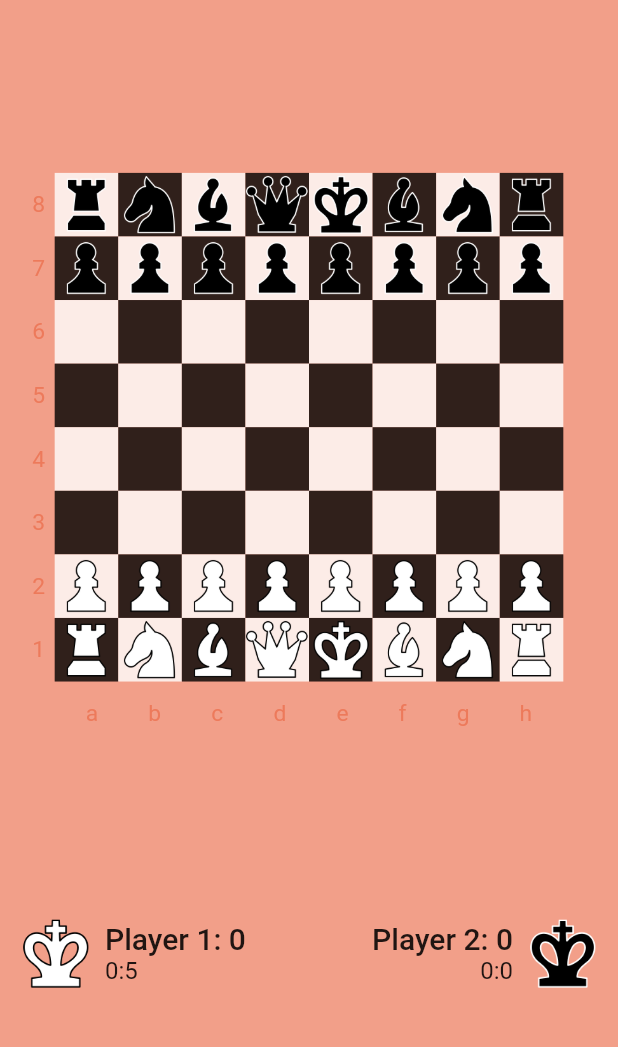
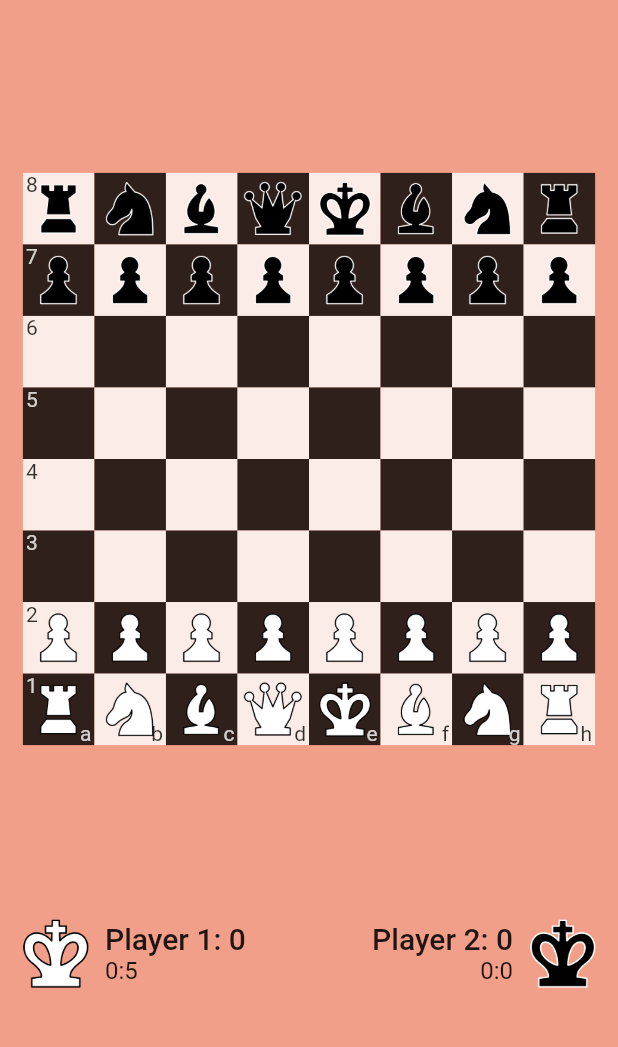
Before and after one commit to 1998apoorvmalik/flutter-chess, a Flutter app: the GameScreen screen opened directly, after a tap on "Menu", after a tap on "Undo", on a phone screen of 412 x 824 dp, the part 159-1206 px from its top. Run offline on Flutter 3.47's test engine with Material 2 defaults, Android fonts, the phone set to English and light mode, and no system bars; Roboto replaces fonts that are missing (Georgia).

Commit message:
Updated logic and fixed board

```diff
--- a/lib/controller/controller.dart
+++ b/lib/controller/controller.dart
@@ -1,4 +1,5 @@
 // Imports
+import 'package:flutter/material.dart';
 import 'package:flutter_chess/controller/enums.dart';
 import 'package:flutter_chess/controller/move.dart';
 import 'package:flutter_chess/controller/utility.dart';
@@ -20,14 +21,16 @@ class ChessController {
 
   final List<GamePiece?> _board = [];
 
-  late bool _isWhiteTurn;
   late PieceColor _currentTurnColor;
   late bool _isGameEnded;
-  late final List<GameMove> _legalMoves;
+  final List<GameMove> _legalMoves = [];
+
+  late final VoidCallback? sceneRefreshCallback;
 
   // Getter for private properties.
   List<GamePiece?> get board => _board;
-  bool get isWhiteTurn => _isWhiteTurn;
+  bool get isWhiteTurn => _currentTurnColor == PieceColor.white ? true : false;
+  bool get isBlackTurn => _currentTurnColor == PieceColor.black ? true : false;
   bool get isGameEnded => _isGameEnded;
   PieceColor get currentTurnColor => _currentTurnColor;
   List<GameMove> get legalMoves => _legalMoves;
@@ -39,7 +42,6 @@ class ChessController {
 
   /// Used to reset the current game session.
   void reset() {
-    _isWhiteTurn = true;
     _isGameEnded = false;
     _currentTurnColor = PieceColor.white;
     _updateLegalMoves();
@@ -53,11 +55,34 @@ class ChessController {
         legalMoves.addAll(piece.getMovementLocations(_board));
       }
     }
-    _legalMoves = legalMoves;
+
+    _legalMoves.clear();
+    _legalMoves.addAll(legalMoves);
   }
 
+  /// Plays the legal game move.
   void playMove(GameMove move) {
-    print('played');
+    if (_legalMoves.contains(move)) {
+      // Moves the piece to final location.
+      _board[Utility.convertLocationToBoardIndex(move.finalLocation)] =
+          _board[Utility.convertLocationToBoardIndex(move.initialLocation)];
+
+      // Set game piece at initial location to null.
+      _board[Utility.convertLocationToBoardIndex(move.initialLocation)] = null;
+
+      // Execute scene refresh callback.
+      if (sceneRefreshCallback != null) {
+        sceneRefreshCallback!();
+      }
+
+      // Update current turn.
+      _currentTurnColor = _currentTurnColor == PieceColor.white
+          ? PieceColor.black
+          : PieceColor.white;
+
+      // Update legal moves.
+      _updateLegalMoves();
+    }
   }
 
   void _initializeFromFen(String fen) {
--- a/lib/controller/movement.dart
+++ b/lib/controller/movement.dart
@@ -33,7 +33,7 @@ class Movement {
   static Movement getPawnMovement() => Movement(
         directionalOffsets: allDirectionalOffsets.sublist(1, 2),
         maxStep: 1,
-        mirrorDirection: false,
+        mirrorDirection: true,
       );
 
   Movement({
--- a/lib/screens/game/game_screen.dart
+++ b/lib/screens/game/game_screen.dart
@@ -267,7 +267,7 @@ class _GameScreenState extends State<GameScreen> {
                 children: [
                   ChessBoard(
                       controller: chessController,
-                      agentPlayingColor:
+                      opponentColor:
                           widget.isSinglePlayer ? PieceColor.black : null,
                       size: _boardSize)
                 ],
--- a/lib/widgets/chess_board/chess_board.dart
+++ b/lib/widgets/chess_board/chess_board.dart
@@ -1,5 +1,4 @@
 import 'package:flutter/material.dart';
-import 'package:flutter_chess/constants.dart';
 import 'package:flutter_chess/controller/controller.dart';
 import 'package:flutter_chess/widgets/chess_board/chess_board_cell.dart';
 
@@ -7,12 +6,12 @@ class ChessBoard extends StatefulWidget {
   const ChessBoard(
       {Key? key,
       required this.controller,
-      this.agentPlayingColor = PieceColor.black,
+      this.opponentColor = PieceColor.black,
       this.size = 800})
       : super(key: key);
 
   final ChessController controller;
-  final PieceColor? agentPlayingColor;
+  final PieceColor? opponentColor;
   final double size;
 
   @override
@@ -25,7 +24,10 @@ class _ChessBoardState extends State<ChessBoard> {
   late List<ChessBoardCell> cells;
 
   void onCellTap(ChessBoardCell cell) {
+    PieceColor? cellColor = widget.controller.board[cell.index]?.pieceColor;
     // If no cell is selected, select a cell.
+    if (_selectedCell != null ||
+        (cellColor != null && cellColor != widget.opponentColor)) {
       if (_selectedCell == null) {
         setState(() {
           _selectedCell = cell;
@@ -51,25 +53,21 @@ class _ChessBoardState extends State<ChessBoard> {
         onCellTap(cell);
       }
     }
+  }
 
   // This method highlights the tapped cell.
   void _highlightSelectedCell() {
-    if (_selectedCell != null) {
     cells[_selectedCell!.index] = _selectedCell!.copyWith(
         cellMode: ChessBoardCellMode.selected,
         pieceType: _selectedCell!.pieceType,
         pieceColor: _selectedCell!.pieceColor);
-    }
   }
 
   // This method will highlight valid next move cells for a selected piece.
   void _highlightValidMovesForSelectedCell() {
     // Check if the selected cell is not empty.
     if (_selectedCell!.pieceType != null &&
-        widget.agentPlayingColor !=
-            (widget.controller.isWhiteTurn
-                ? PieceColor.white
-                : PieceColor.black)) {
+        widget.opponentColor != widget.controller.currentTurnColor) {
       widget.controller
           .getLegalMovesForSelectedLocation(_selectedCell!.cellLocation)
           .forEach((move) {
@@ -88,7 +86,7 @@ class _ChessBoardState extends State<ChessBoard> {
 
   void _playMove(GameMove move) {
     if (_selectedCell != null &&
-        widget.agentPlayingColor !=
+        widget.opponentColor !=
             (widget.controller.isWhiteTurn
                 ? PieceColor.white
                 : PieceColor.black)) {
@@ -104,99 +102,40 @@ class _ChessBoardState extends State<ChessBoard> {
   // Updates the scene board configuration corresponding to the latest controller board.
   void _refreshBoard() {
     setState(() {
-      cells = List.generate(
-        64,
-        (index) => ChessBoardCell(
+      cells = List.generate(64, (index) {
+        return ChessBoardCell(
           index: index,
           onTapCallback: onCellTap,
+          cellLabelBottom:
+              index > 55 ? Utility.files[index - 56].toString() : '',
+          cellLabelTop:
+              index % 8 == 0 ? Utility.ranks[7 - (index ~/ 8)].toString() : '',
           pieceType: widget.controller.board[index]?.pieceType,
           pieceColor: widget.controller.board[index]?.pieceColor,
-        ),
         );
+      });
     });
   }
 
   @override
   void initState() {
     _refreshBoard();
-    // widget.controller.sceneRefreshCallback = () {
-    //   _refreshBoard();
-    // };
+    widget.controller.sceneRefreshCallback = () {
+      _refreshBoard();
+    };
     super.initState();
   }
 
   @override
   Widget build(BuildContext context) {
-    final double _sizeQuantizer = (widget.size / 100);
-
     return SizedBox(
       height: widget.size,
       width: widget.size,
-      child: Column(
-        children: [
-          Expanded(
-            flex: 8,
-            child: Row(
-              children: [
-                Expanded(
-                  flex: 1,
-                  child: Column(
-                    mainAxisAlignment: MainAxisAlignment.spaceAround,
-                    children: List.generate(
-                      8,
-                      (index) => Text(
-                        (8 - index).toString(),
-                        textAlign: TextAlign.center,
-                        style: TextStyle(
-                            fontSize: _sizeQuantizer * 4,
-                            color: _selectedCell != null &&
-                                    (_selectedCell!.index / 8).floor() == index
-                                ? Colors.black.withOpacity(kBlackOpacity)
-                                : kIconColor),
-                      ),
-                    ),
-                  ),
-                ),
-                Expanded(
-                  flex: 16,
       child: GridView.count(
         physics: const NeverScrollableScrollPhysics(),
         crossAxisCount: 8,
         children: cells.toList(),
       ),
-                ),
-                Expanded(flex: 1, child: Container()),
-              ],
-            ),
-          ),
-          Expanded(
-            flex: 1,
-            child: Row(
-              mainAxisAlignment: MainAxisAlignment.spaceBetween,
-              children: List.generate(
-                10,
-                (index) => index < 1 || index > 8
-                    ? Text(
-                        '1',
-                        style: TextStyle(
-                            color: Colors.transparent,
-                            fontSize: _sizeQuantizer * 4),
-                      )
-                    : Text(
-                        Utility.files[index - 1],
-                        textAlign: TextAlign.center,
-                        style: TextStyle(
-                            fontSize: _sizeQuantizer * 4,
-                            color: _selectedCell != null &&
-                                    (_selectedCell!.index % 8) + 1 == index
-                                ? Colors.black.withOpacity(kBlackOpacity)
-                                : kIconColor),
-                      ),
-              ),
-            ),
-          ),
-        ],
-      ),
     );
   }
 }
--- a/lib/widgets/chess_board/chess_board_cell.dart
+++ b/lib/widgets/chess_board/chess_board_cell.dart
@@ -18,6 +18,8 @@ class ChessBoardCell extends StatelessWidget {
     this.pieceColor,
     this.onTapCallback,
     this.cellMode = ChessBoardCellMode.normal,
+    this.cellLabelTop = '',
+    this.cellLabelBottom = '',
   }) : super(key: key);
 
   final int index;
@@ -25,6 +27,9 @@ class ChessBoardCell extends StatelessWidget {
   final PieceColor? pieceColor;
   final void Function(ChessBoardCell cell)? onTapCallback;
   final ChessBoardCellMode cellMode;
+
+  final String cellLabelTop;
+  final String cellLabelBottom;
 
   String get cellLocation {
     return Utility.convertBoardIndexToLocation(index);
@@ -36,6 +41,8 @@ class ChessBoardCell extends StatelessWidget {
     PieceColor? pieceColor,
     void Function(ChessBoardCell cell)? onTapCallback,
     ChessBoardCellMode? cellMode,
+    String? cellLabelTop,
+    String? cellLabelBottom,
   }) =>
       ChessBoardCell(
         index: index ?? this.index,
@@ -43,12 +50,30 @@ class ChessBoardCell extends StatelessWidget {
         pieceColor: pieceColor,
         onTapCallback: onTapCallback ?? this.onTapCallback,
         cellMode: cellMode ?? this.cellMode,
+        cellLabelTop: cellLabelTop ?? this.cellLabelTop,
+        cellLabelBottom: cellLabelBottom ?? this.cellLabelBottom,
       );
 
   @override
   Widget build(BuildContext context) {
     Image? _cellImage;
     Color _cellOverlayColor;
+
+    Color _cellColor = (index / 8).floor() % 2 != 0
+        ? (index % 2 == 0
+            ? Colors.black.withOpacity(kBlackOpacity)
+            : Colors.white.withOpacity(kBlackOpacity))
+        : (index % 2 == 0
+            ? Colors.white.withOpacity(kBlackOpacity)
+            : Colors.black.withOpacity(kBlackOpacity));
+
+    Color _textColor = (index / 8).floor() % 2 != 0
+        ? (index % 2 == 0
+            ? Colors.white.withOpacity(kBlackOpacity)
+            : Colors.black.withOpacity(kBlackOpacity))
+        : (index % 2 == 0
+            ? Colors.black.withOpacity(kBlackOpacity)
+            : Colors.white.withOpacity(kBlackOpacity));
 
     switch (cellMode) {
       case ChessBoardCellMode.normal:
@@ -100,18 +125,38 @@ class ChessBoardCell extends StatelessWidget {
         }
       },
       child: Container(
-        color: (index / 8).floor() % 2 != 0
-            ? (index % 2 == 0
-                ? Colors.black.withOpacity(kBlackOpacity)
-                : Colors.white.withOpacity(kBlackOpacity))
-            : (index % 2 == 0
-                ? Colors.white.withOpacity(kBlackOpacity)
-                : Colors.black.withOpacity(kBlackOpacity)),
+        color: _cellColor,
         child: Container(
           color: _cellOverlayColor,
-          child: Hero(
-            tag: index,
-            child: _cellImage ?? Container(),
+          child: Stack(
+            children: [
+              Align(
+                child: Padding(
+                  padding: const EdgeInsets.only(left: 2.0),
+                  child: Text(
+                    cellLabelTop,
+                    textAlign: TextAlign.center,
+                    style: TextStyle(color: _textColor),
+                  ),
+                ),
+                alignment: Alignment.topLeft,
+              ),
+              Padding(
+                child: _cellImage ?? Container(),
+                padding: const EdgeInsets.all(4.0),
+              ),
+              Align(
+                child: Padding(
+                  padding: const EdgeInsets.only(right: 2.0),
+                  child: Text(
+                    cellLabelBottom,
+                    textAlign: TextAlign.center,
+                    style: TextStyle(color: _textColor),
+                  ),
+                ),
+                alignment: Alignment.bottomRight,
+              ),
+            ],
           ),
         ),
       ),
```
Lines whose indentation alone changed are shown as unchanged.
